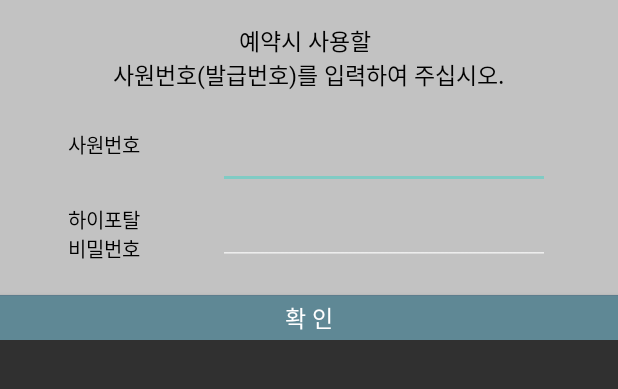
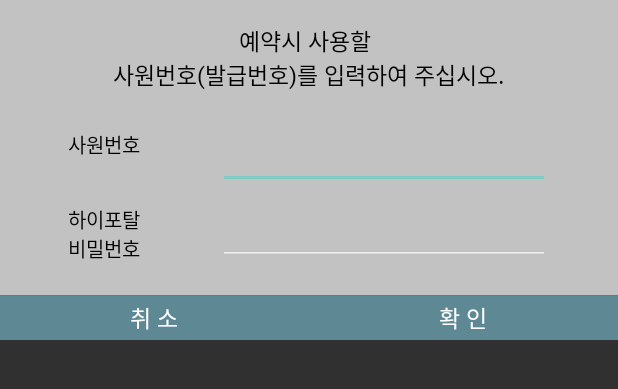
Before and after one commit to hiportal/exBus_android, an Android app: the layout activity_login.xml on its own in the app's theme, with its tools: preview values and no code run, on a phone screen of 412 x 824 dp, the part 76-465 px from its top. Run offline under Robolectric (Android 15) with nearby library versions, the phone set to English and light mode, and no system bars.

```diff
--- a/app/src/main/res/layout/activity_intro.xml
+++ b/app/src/main/res/layout/activity_intro.xml
@@ -6,7 +6,7 @@
     android:layout_width="match_parent"
     android:layout_height="match_parent"
     android:paddingBottom="@dimen/intro_padding_bottom"
-    android:background="@drawable/intro"
+    android:background="@drawable/intro2"
     android:orientation="vertical"
     tools:context=".IntroActivity">
 
--- a/app/src/main/res/layout/activity_login.xml
+++ b/app/src/main/res/layout/activity_login.xml
@@ -1,6 +1,7 @@
 <?xml version="1.0" encoding="utf-8"?>
 <RelativeLayout
     xmlns:android="http://schemas.android.com/apk/res/android"
+    xmlns:tools="http://schemas.android.com/tools"
     android:layout_width="match_parent"
     android:layout_height="match_parent"
     android:orientation="vertical">
@@ -122,15 +123,39 @@
                     android:textSize="14sp" />
             </LinearLayout>
 
+            <LinearLayout
+                android:layout_width="wrap_content"
+                android:layout_height="30dp"
+                android:orientation="horizontal">
+
+            <Button
+                android:id="@+id/btn_cancel"
+                android:layout_width="0dp"
+                android:layout_weight="1"
+                android:layout_height="wrap_content"
+                android:layout_gravity="bottom"
+                android:background="@drawable/btn_login"
+                android:text="취 소"
+                android:textColor="#ffffff"
+                android:textSize="15sp"
+                tools:ignore="DuplicateIds" />
+
             <Button
                 android:id="@+id/btn_login"
-                android:layout_width="wrap_content"
-                android:layout_height="30dp"
+                android:layout_width="0dp"
+                android:layout_weight="1"
+                android:layout_height="wrap_content"
                 android:layout_gravity="bottom"
                 android:background="@drawable/btn_login"
                 android:text="확 인"
                 android:textColor="#ffffff"
-                android:textSize="15sp" />
+                android:textSize="15sp"
+                tools:ignore="DuplicateIds" />
+
+
+            </LinearLayout>
+
+
         </LinearLayout>
     </LinearLayout>
 </RelativeLayout>
```
Also changed, not shown: app/src/main/java/com/ex/exbus/GpsTracker.java (added, +111 -0 lines), app/src/main/java/com/ex/exbus/IntroActivity.java (+21 -0 lines), app/src/main/java/com/ex/exbus/MainActivity.java (+55 -5 lines), app/src/main/res/drawable/intro2.png (added).
